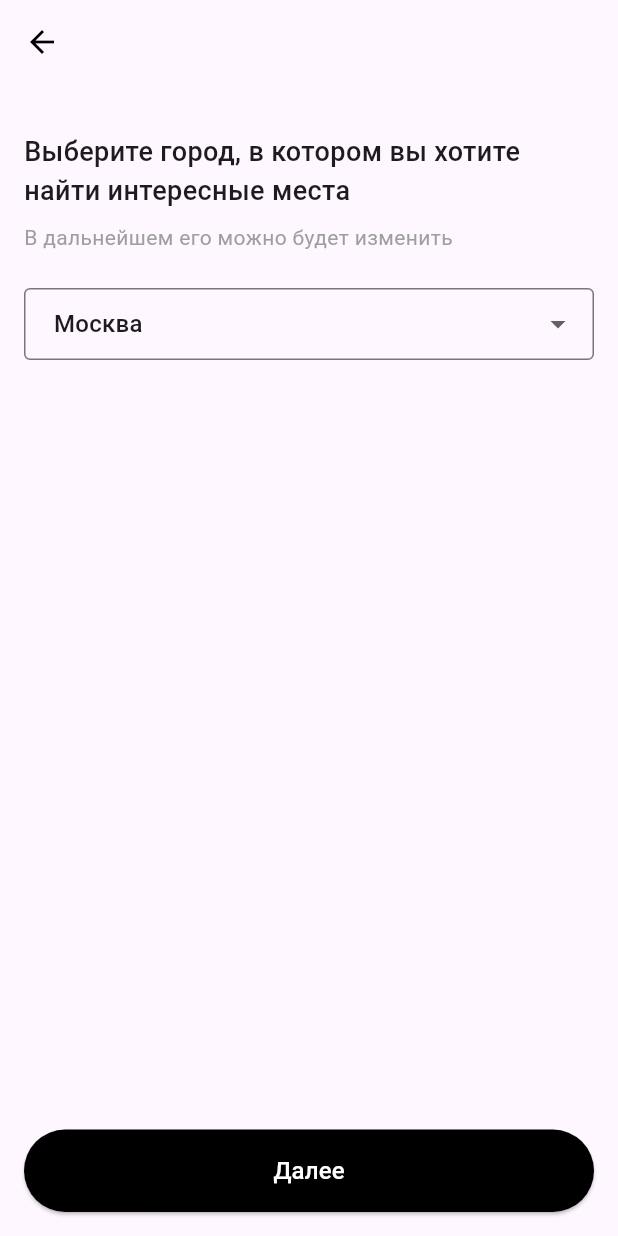
After one commit to poweljel143/flutter_application_1, a Flutter app: the SelectCityScreen screen opened directly, on a phone screen of 412 x 824 dp. The commit adds this screen. Run offline on Flutter 3.47's test engine with Material 3 defaults, Android fonts, the phone set to English and light mode, and no system bars.

Commit message:
Экран выбора города

```diff
--- a/lib/login_screen.dart
+++ b/lib/login_screen.dart
@@ -1,4 +1,5 @@
 import 'package:flutter/material.dart';
+import 'select_city_screen.dart';
 import 'registration_screen.dart';
 
 class LoginScreen extends StatelessWidget {
@@ -159,7 +160,10 @@ class LoginScreen extends StatelessWidget {
             Center(
               child: ElevatedButton(
                 onPressed: () {
-                  // Действие на "Войти"
+                  Navigator.push(
+                  context,
+                  MaterialPageRoute(builder: (context) => SelectCityScreen()),
+                );
                 },
                 style: ElevatedButton.styleFrom(
                   backgroundColor: Colors.black,
--- /dev/null
+++ b/lib/select_city_screen.dart
@@ -0,0 +1,80 @@
+import 'package:flutter/material.dart';
+import 'main_screen.dart';
+// ignore: use_key_in_widget_constructors
+class SelectCityScreen extends StatelessWidget {
+  @override
+  Widget build(BuildContext context) {
+    String selectedCity = "Москва"; // Значение по умолчанию
+
+    return Scaffold(
+      appBar: AppBar(
+        elevation: 0,
+        backgroundColor: Colors.transparent,
+        leading: IconButton(
+          icon: Icon(Icons.arrow_back, color: Colors.black),
+          onPressed: () {
+            Navigator.pop(context); // Возврат на предыдущий экран
+          },
+        ),
+      ),
+      body: Padding(
+        padding: const EdgeInsets.all(16.0),
+        child: Column(
+          crossAxisAlignment: CrossAxisAlignment.start,
+          children: [
+            SizedBox(height: 16),
+            Text(
+              "Выберите город, в котором вы хотите найти интересные места",
+              style: TextStyle(fontSize: 18, fontWeight: FontWeight.w500),
+            ),
+            SizedBox(height: 8),
+            Text(
+              "В дальнейшем его можно будет изменить",
+              style: TextStyle(fontSize: 14, color: Colors.grey),
+            ),
+            SizedBox(height: 24),
+            DropdownButtonFormField<String>(
+              value: selectedCity,
+              items: <String>['Москва', 'Санкт-Петербург', 'Казань', 'Новосибирск']
+                  .map((String city) {
+                return DropdownMenuItem<String>(
+                  value: city,
+                  child: Text(city),
+                );
+              }).toList(),
+              onChanged: (String? newValue) {
+                if (newValue != null) {
+                  selectedCity = newValue;
+                }
+              },
+              decoration: InputDecoration(
+                border: OutlineInputBorder(),
+                contentPadding: EdgeInsets.symmetric(horizontal: 16, vertical: 8),
+              ),
+            ),
+            Spacer(),
+            SizedBox(
+              width: double.infinity,
+              child: ElevatedButton(
+                 onPressed: () {
+                   Navigator.push(
+                     context,
+                     MaterialPageRoute(builder: (context) => MainScreen()),
+                   );
+                 },
+                style: ElevatedButton.styleFrom(
+                  backgroundColor: Colors.black,
+                  padding: EdgeInsets.symmetric(vertical: 16),
+                ),
+                child: Text(
+                  "Далее",
+                  style: TextStyle(fontSize: 16, color: Colors.white),
+                ),
+              ),
+            ),
+          ],
+        ),
+      ),
+    );
+  }
+}
```
Also changed, not shown: lib/main_screen.dart (added, +175 -0 lines), 1 other file.
